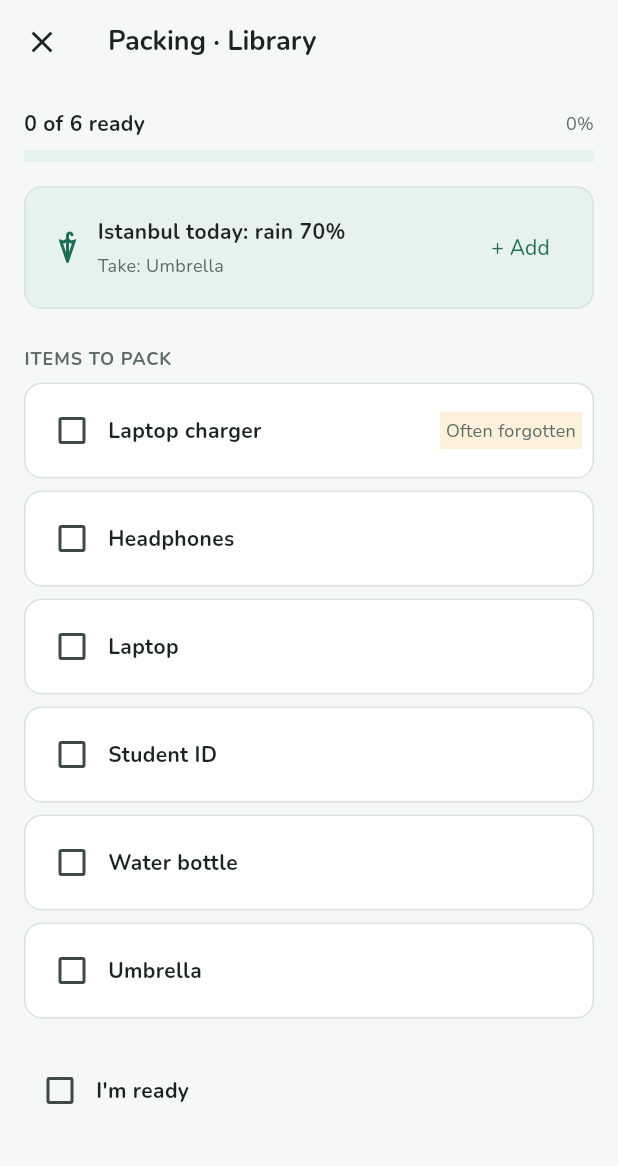
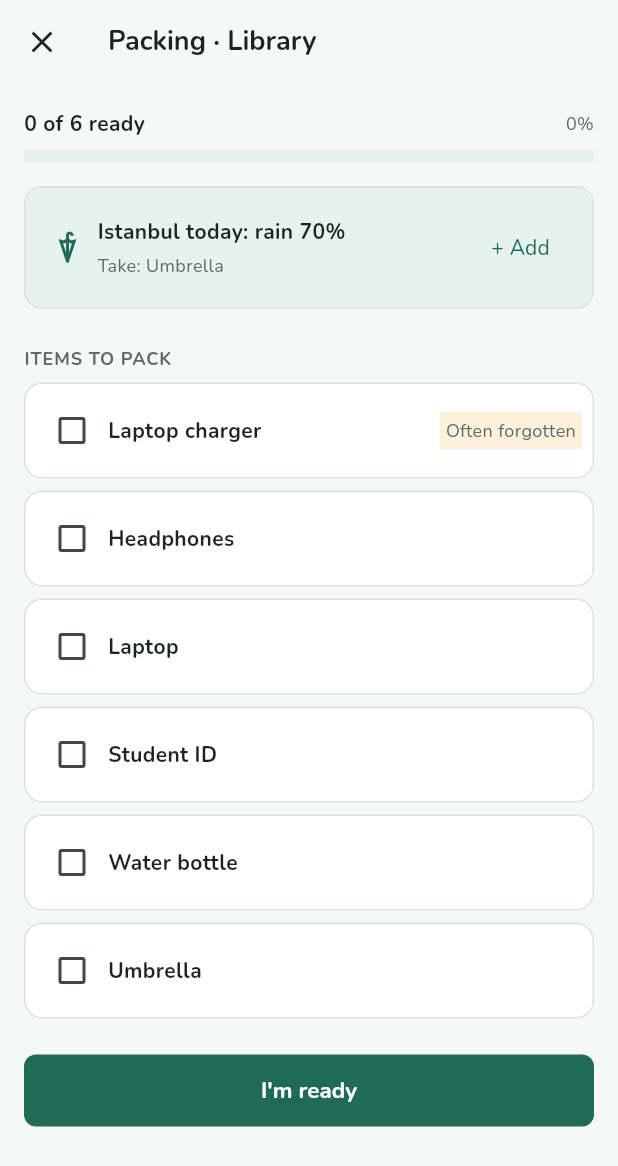
Before and after one commit to ayberkarpaci/BeforeGo, a Flutter app: the PackingScreen screen opened by its route, after a tap on "+ Add", on a phone screen of 412 x 824 dp. Shown: the top 1166 px of the screen. Run offline on Flutter 3.47's test engine with Material 3 defaults, Android fonts, the phone set to English and light mode, and no system bars.

Commit message:
Open Packing Mode for the chosen checklist and finish with an I'm ready button

```diff
--- a/lib/screens/packing_screen.dart
+++ b/lib/screens/packing_screen.dart
@@ -7,6 +7,7 @@ import '../routes.dart';
 import '../utils/app_colors.dart';
 import '../utils/app_spacing.dart';
 import '../utils/app_text_styles.dart';
+import '../widgets/primary_button.dart';
 import '../widgets/weather_banner.dart';
 
 class PackingScreen extends StatefulWidget {
@@ -20,7 +21,28 @@ class _PackingScreenState extends State<PackingScreen> {
   Checklist checklist = dummyChecklists[0];
   List<ChecklistItem> items = List<ChecklistItem>.from(dummyChecklists[0].sortedItems,);
   final Set<String> checkedIds = <String>{};
-  bool isReady = false;
+  bool loadedChecklist = false;
+
+  @override
+  void didChangeDependencies() {
+    super.didChangeDependencies();
+    if (loadedChecklist) return;
+    loadedChecklist = true;
+
+    // Show the checklist that was opened on the detail screen.
+    final opened = ModalRoute.of(context)?.settings.arguments as Checklist?;
+    if (opened != null) {
+      checklist = opened;
+      items = List<ChecklistItem>.from(opened.sortedItems);
+    }
+  }
+
+  void finishPacking() {
+    ScaffoldMessenger.of(context).showSnackBar(
+      const SnackBar(content: Text('Have a good trip!')),
+    );
+    Navigator.pushNamedAndRemoveUntil(context, AppRoutes.home, (route) => false);
+  }
 
   void updateItem(String itemId) {
     setState(() {
@@ -165,26 +187,7 @@ class _PackingScreenState extends State<PackingScreen> {
                 ),
               ),
           const SizedBox(height: AppSpacing.md),
-          Row(
-            children: [
-              Checkbox(
-                value: isReady,
-                activeColor: AppColors.primary,
-                onChanged: (bool? value) {
-                  setState(() {
-                    isReady = value ?? false;
-                  });
-                  if (isReady) {
-                    Navigator.pushNamed(context, AppRoutes.home);
-                  }
-                },
-              ),
-              Text(
-                "I'm ready",
-                style: AppTextStyles.bodyBold,
-              ),
-            ],
-          ),
+          PrimaryButton(label: "I'm ready", onPressed: finishPacking),
         ],
       ),
     );
```
